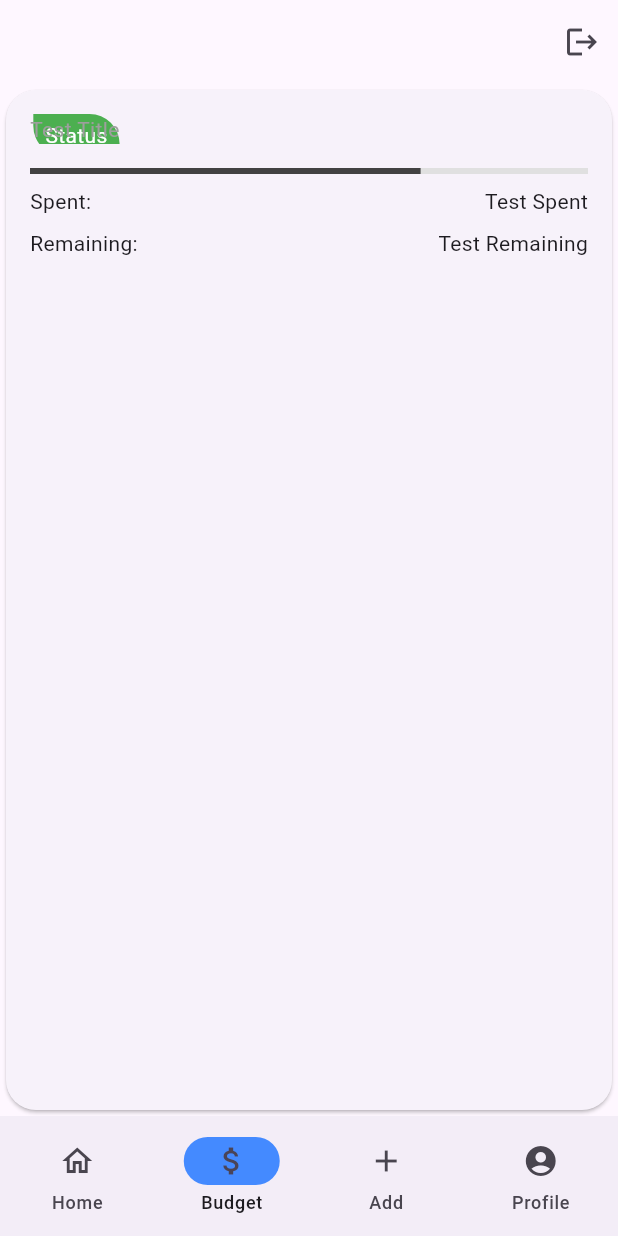
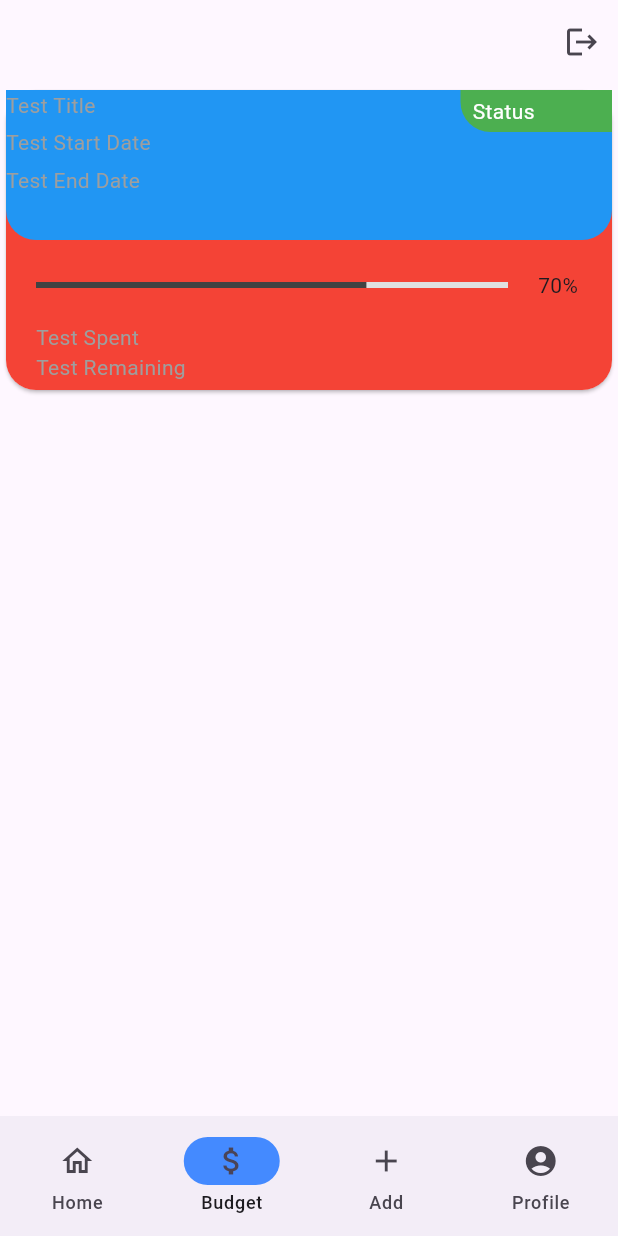
Before and after one commit to JuhromeAlexander/TravelKakis, a Flutter app: the screen it shows once a user with an empty profile is signed in, item 2 of the bottom bar chosen, on a phone screen of 412 x 824 dp. Run offline on Flutter 3.47's test engine with Material 3 defaults, Android fonts, the phone set to English and light mode, and no system bars; our stand-ins replace cloud_firestore, firebase_auth, firebase_core, google_fonts; missing offline and left inert: dart:ffi; accounts and stored records are empty; generated files the repository leaves out were written again.

Commit message:
Completed Design of BudgetCard Widget

```diff
--- a/lib/features/budget/overview_of_budget.dart
+++ b/lib/features/budget/overview_of_budget.dart
@@ -1,9 +1,11 @@
+import 'package:cloud_firestore/cloud_firestore.dart';
 import 'package:firebase_auth/firebase_auth.dart';
 import 'package:firebase_core/firebase_core.dart';
 import 'package:flutter/material.dart';
 import 'package:google_fonts/google_fonts.dart';
 import 'package:travel_kakis/utils/bottom_navigation.dart';
 import 'package:travel_kakis/utils/budget_card.dart';
+import 'package:travel_kakis/utils/budget_card_test.dart';
 
 class OverviewOfBudget extends StatefulWidget {
   const OverviewOfBudget({super.key});
@@ -13,13 +15,47 @@ class OverviewOfBudget extends StatefulWidget {
 }
 
 class _OverviewOfBudgetState extends State<OverviewOfBudget> {
+
+  Future<List> getData() async {
+    List budgetDoc = [];
+    List budgetList = [];
+    int refLength = 0;
+
+    //Grabbing the Budgets that belongs to the user
+    FirebaseFirestore db = FirebaseFirestore.instance;
+    FirebaseAuth auth = FirebaseAuth.instance;
+
+    User? currentUser = auth.currentUser;
+    final uid = currentUser?.uid;
+
+    CollectionReference users = db.collection('users');
+    DocumentReference specificUser = users.doc(uid);
+
+    await specificUser.get().then((DocumentSnapshot doc) {
+      final data = doc.data() as Map<dynamic, dynamic>;
+      refLength = data['budget'].length;
+      budgetDoc = data['budget'];
+    });
+
+    for (int i = 0; i < refLength; i++) {
+      await budgetDoc[i].get().then((DocumentSnapshot doc) {
+        final data = doc.data() as Map<dynamic, dynamic>;
+        budgetList.add(Budgets(
+
+        ));
+      });
+    }
+
+    return budgetList;
+  }
+
   @override
   Widget build(BuildContext context) {
     // return Center(
     //   child: Text("overview Of Budgets!"),
     // );
     return Scaffold(
-      body: BudgetCard(),
+      body: BudgetCardTest(),
     );
   }
 
--- a/lib/utils/budget_card.dart
+++ b/lib/utils/budget_card.dart
@@ -11,15 +11,26 @@ class BudgetCard extends StatelessWidget {
       shape: RoundedRectangleBorder(
         borderRadius: BorderRadius.circular(20.0),
       ),
+      color: Colors.blue,
       child: Container(
-        padding: EdgeInsets.all(16.0),
+        padding: EdgeInsets.all(20.0),
         child: Column(
           crossAxisAlignment: CrossAxisAlignment.start,
           children: [
             Stack(
               children: [
+                Column(
+                  crossAxisAlignment: CrossAxisAlignment.start,
+                  children: [
+                    Text(
+                      getBudgetCardTitle(),
+                      style: TextStyle(color: Colors.grey),
+                    ),
+                  ],
+                ),
                 Positioned(
-                  right: 0,
+                  top: 0.0,
+                  right: 0.0,
                   child: Container(
                     decoration: BoxDecoration(
                       color: getBudgetStatusColor(),
@@ -34,15 +45,6 @@ class BudgetCard extends StatelessWidget {
                       style: TextStyle(color: Colors.white),
                     ),
                   ),
-                ),
-                Column(
-                  crossAxisAlignment: CrossAxisAlignment.start,
-                  children: [
-                    Text(
-                      getBudgetCardTitle(),
-                      style: TextStyle(color: Colors.grey),
-                    ),
-                  ],
                 ),
               ],
             ),
--- /dev/null
+++ b/lib/utils/budget_card_test.dart
@@ -0,0 +1,180 @@
+import 'package:flutter/cupertino.dart';
+import 'package:flutter/material.dart';
+import 'package:flutter/painting.dart';
+
+class BudgetCardTest extends StatelessWidget {
+  @override
+  Widget build(BuildContext context) {
+    // TODO: implement build
+    return Card(
+      shape: RoundedRectangleBorder(
+        borderRadius: BorderRadius.circular(20.0),
+      ),
+      child: Stack(
+        children: [
+          Container(
+            height: 200.0,
+            decoration: const BoxDecoration(
+              color: Colors.red,
+              borderRadius: BorderRadius.only(
+                topLeft: Radius.circular(20.0),
+                topRight: Radius.circular(20.0),
+                bottomLeft: Radius.circular(20.0),
+                bottomRight: Radius.circular(20.0),
+              ),
+            ),
+            child: Container(
+              margin: const EdgeInsets.only(
+                top: 120.0,
+                left: 20.0,
+                right: 10.0,
+              ),
+              child: Column(
+                crossAxisAlignment: CrossAxisAlignment.start,
+                children: [
+                  Row(
+                    mainAxisAlignment: MainAxisAlignment.start,
+                    children: [
+                      Expanded(
+                        flex: 8,
+                        child: LinearProgressIndicator(
+                          value: getBudgetCardIndicatorValue(),
+                          backgroundColor: Colors.grey[300],
+                          valueColor: AlwaysStoppedAnimation(Colors.grey[800]),
+                        ),
+                      ),
+                      SizedBox(
+                        width: 20.0,
+                      ),
+                      Expanded(
+                        flex: 1,
+                        child: Text(
+                          getBudgetCardIndicatorValueText(),
+                        ),
+                      ),
+                    ],
+                  ),
+                  SizedBox(
+                    height: 15.0,
+                  ),
+                  Text(
+                    getBudgetCardSpent(),
+                    style: TextStyle(
+                      color: Colors.grey,
+                    ),
+                  ),
+                  Text(
+                    getBudgetCardRemaining(),
+                    style: TextStyle(
+                      color: Colors.grey,
+                    ),
+                  ),
+                ],
+              ),
+            ),
+          ),
+          Container(
+            //Contains Status Bar and Budget Title
+            height: 100.0,
+            decoration: const BoxDecoration(
+              color: Colors.blue,
+              borderRadius: BorderRadius.only(
+                bottomLeft: Radius.circular(20.0),
+                bottomRight: Radius.circular(20.0),
+              ),
+            ),
+            child: Row(
+              crossAxisAlignment: CrossAxisAlignment.start,
+              children: [
+                Expanded(
+                  flex: 3,
+                  child: Column(
+                    crossAxisAlignment: CrossAxisAlignment.start,
+                    children: [
+                      Expanded(
+                        flex: 1,
+                        child: Text(
+                          getBudgetCardTitle(),
+                          style: const TextStyle(
+                            color: Colors.grey,
+                          ),
+                        ),
+                      ),
+                      Expanded(
+                        flex: 1,
+                        child: Text(
+                          getBudgetCardStartDate(),
+                          style: const TextStyle(
+                            color: Colors.grey,
+                          ),
+                        ),
+                      ),
+                      Expanded(
+                        flex: 2,
+                        child: Text(
+                          getBudgetCardEndDate(),
+                          style: const TextStyle(
+                            color: Colors.grey,
+                          ),
+                        ),
+                      ),
+                    ],
+                  ),
+                ),
+                Expanded(
+                  flex: 1,
+                  child: Container(
+                      decoration: BoxDecoration(
+                        color: getBudgetStatusColor(),
+                        borderRadius: BorderRadius.only(
+                          //topRight: Radius.circular(20.0),
+                          bottomLeft: Radius.circular(20.0),
+                        ),
+                      ),
+                      padding: EdgeInsets.symmetric(horizontal: 8.0, vertical: 4.0),
+                      child: Text(
+                        'Status',
+                        style: TextStyle(color: Colors.white),
+                      ),
+                    ),
+                  ),
+              ],
+            ),
+          ),
+        ],
+      ),
+    );
+  }
+
+  Color getBudgetStatusColor() {
+    return Colors.green;
+  }
+
+  String getBudgetCardTitle() {
+    return 'Test Title';
+  }
+
+  double getBudgetCardIndicatorValue() {
+    return 0.7;
+  }
+
+  String getBudgetCardIndicatorValueText() {
+    return "70%";
+  }
+
+  String getBudgetCardSpent() {
+    return 'Test Spent';
+  }
+
+  String getBudgetCardRemaining() {
+    return 'Test Remaining';
+  }
+
+  String getBudgetCardStartDate() {
+    return "Test Start Date";
+  }
+
+  String getBudgetCardEndDate() {
+    return "Test End Date";
+  }
+}
--- a/pubspec.yaml
+++ b/pubspec.yaml
@@ -39,6 +39,7 @@ dependencies:
   firebase_auth: ^4.19.6
   firebase_database: ^10.5.6
   google_fonts: ^6.2.1
+  cloud_firestore: ^4.17.5
 
 dev_dependencies:
   flutter_test:
```
Also changed, not shown: pubspec.lock, 3 other files.
